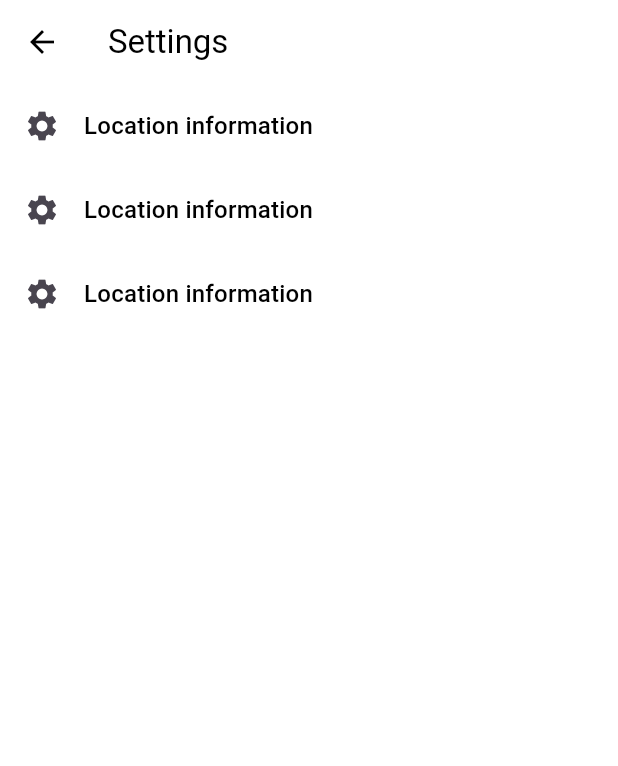
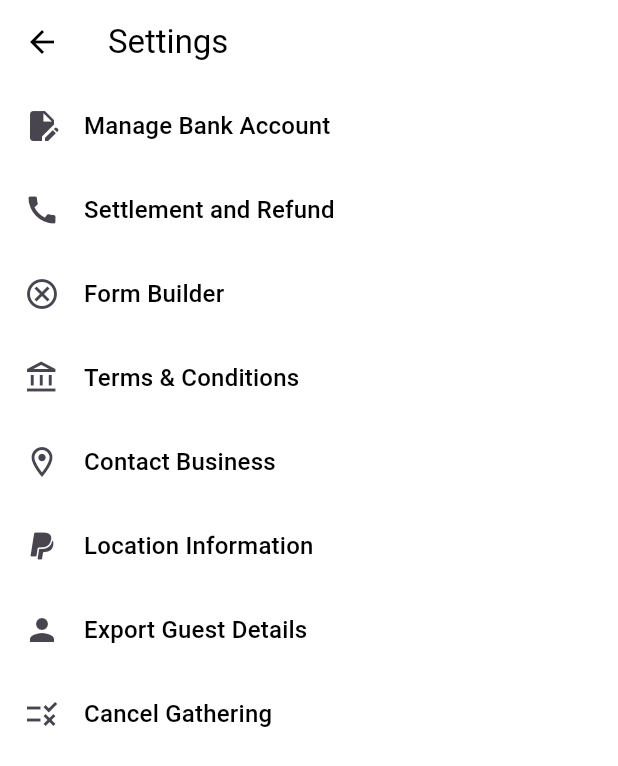
Before and after one commit to sreenandh-tp/manage_gathering, a Flutter app: the screen it shows after launch, tab 3 chosen, after a tap on the "settings" icon, on a phone screen of 412 x 824 dp. Shown: the top 766 px of the screen. Run offline on Flutter 3.47's test engine with Material 3 defaults, Android fonts, the phone set to English and light mode, and no system bars.

Commit message:
24/12/2024

```diff
--- /dev/null
+++ b/lib/core/lists_page.dart
@@ -0,0 +1,32 @@
+import 'package:flutter/material.dart';
+
+final List<Widget> icons = [
+  const Icon(Icons.edit_document),
+  const Icon(Icons.call),
+  const Icon(Icons.cancel_outlined),
+  const Icon(Icons.account_balance_outlined),
+  const Icon(Icons.location_on_outlined),
+  const Icon(Icons.paypal_sharp),
+  const Icon(Icons.person),
+  const Icon(Icons.rule),
+];
+
+final List<String> settingsItems = [
+  "Manage Bank Account",
+  "Settlement and Refund",
+  "Form Builder",
+  "Terms & Conditions",
+      "Contact Business",
+  "Location Information",
+  "Export Guest Details",
+  "Cancel Gathering",
+];
+
+final List<String> guestFiltters = [
+  "All",
+  "Requested",
+  "Verify",
+  "Verified",
+  "Rejected",
+  "Cancelled",
+];
--- a/lib/manage_gathering/screen/settings/settings_page.dart
+++ b/lib/manage_gathering/screen/settings/settings_page.dart
@@ -1,4 +1,6 @@
 import 'package:flutter/material.dart';
+import 'package:manage_gathering/core/lists_page.dart';
+import 'package:manage_gathering/manage_gathering/screen/settings/screens/manage_bank_account.dart';
 
 class SettingsPage extends StatelessWidget {
   const SettingsPage({super.key});
@@ -14,14 +16,20 @@ class SettingsPage extends StatelessWidget {
         ),
       ),
       body: ListView.builder(
-        itemCount: 3,
+        itemCount: settingsItems.length,
         itemBuilder: (context, index) {
           return GestureDetector(
-            onTap: () {},
+            onTap: () {
+              Navigator.push(
+                  context,
+                  MaterialPageRoute(
+                    builder: (context) => const ManageBankAccountPage(),
+                  ));
+            },
             child: ListTile(
-              leading: const Icon(Icons.settings),
+              leading: icons[index],
               title: Text(
-                "Location information",
+                settingsItems[index],
                 style: Theme.of(context).textTheme.titleMedium,
               ),
             ),
--- a/lib/manage_gathering/screen/tabbar_pages/guests_page.dart
+++ b/lib/manage_gathering/screen/tabbar_pages/guests_page.dart
@@ -1,4 +1,5 @@
 import 'package:flutter/material.dart';
+import 'package:manage_gathering/core/lists_page.dart';
 import 'package:manage_gathering/manage_gathering/screen/tabbar_pages/widgets/accept_reject_button.dart';
 
 class GuestsPage extends StatelessWidget {
@@ -14,16 +15,17 @@ class GuestsPage extends StatelessWidget {
             height: 60,
             width: double.infinity,
             child: ListView.builder(
+              padding: const EdgeInsets.only(left: 10, right: 10),
               shrinkWrap: true,
               scrollDirection: Axis.horizontal,
-              itemCount: 4,
+              itemCount: guestFiltters.length,
               itemBuilder: (context, index) {
                 return Padding(
                   padding: const EdgeInsets.only(left: 8),
                   child: Chip(
                     elevation: 0,
                     label: Text(
-                      "Varified",
+                      guestFiltters[index],
                       style: Theme.of(context).textTheme.labelMedium,
                     ),
                   ),
--- a/lib/manage_gathering/screen/tabbar_pages/ticket_page.dart
+++ b/lib/manage_gathering/screen/tabbar_pages/ticket_page.dart
@@ -21,7 +21,7 @@ class TicketPage extends StatelessWidget {
           children: [
             const SizedBox(height: 10),
             TickectWidget(
-              ticketType: "Free Pass uest required approval for joining",
+              ticketType: "Free Pass",
               ticketPrice: "00.00",
               seatCount: "25/50",
               status: "",
@@ -47,7 +47,7 @@ class TicketPage extends StatelessWidget {
               ),
             ),
             const TickectWidget(
-              ticketType: "Golden Pass ",
+              ticketType: "Golden Pass",
               ticketPrice: "450.00",
               seatCount: "30/30",
               strickedPrice: "₹ 500.0",
--- a/lib/manage_gathering/screen/tabbar_pages/widgets/ticket_widget.dart
+++ b/lib/manage_gathering/screen/tabbar_pages/widgets/ticket_widget.dart
@@ -25,21 +25,23 @@ class TickectWidget extends StatelessWidget {
       child: Column(
         children: [
           ListTile(
-            // dense: true,
-            title: Padding(
-              padding: const EdgeInsets.only(top: 10),
-              child: Text(
-                ticketType,
-                softWrap: true,
-                style: Theme.of(context).textTheme.titleMedium,
-              ),
+            dense: true,
+            title: Wrap(
+              children: [
+                Text(
+                  ticketType,
+                  softWrap: true,
+                  maxLines: 2,
+                  style: Theme.of(context).textTheme.titleMedium,
+                ),
+                Text(
+                  status,
+                  style: Theme.of(context).textTheme.titleSmall?.merge(
+                        const TextStyle(color: Colors.red),
+                      ),
+                ),
+              ],
             ),
-            // title: Text(
-            //   status,
-            //   style: Theme.of(context).textTheme.titleSmall?.merge(
-            //         const TextStyle(color: Colors.red),
-            //       ),
-            // ),
             trailing: IconButton(
                 alignment: Alignment.topRight,
                 onPressed: () {
@@ -70,7 +72,7 @@ class TickectWidget extends StatelessWidget {
                             decorationColor:
                                 Theme.of(context).textTheme.labelSmall?.color,
                             decoration: TextDecoration.lineThrough,
-                            decorationThickness: 4,
+                            decorationThickness: 3,
                           )),
                 ),
               ],
```
Also changed, not shown: lib/manage_gathering/screen/manage_gathering.dart (+8 -23 lines), lib/manage_gathering/screen/settings/screens/manage_bank_account.dart (added, +109 -0 lines), lib/manage_gathering/screen/tabbar_pages/organizer_page.dart (+3 -6 lines).
